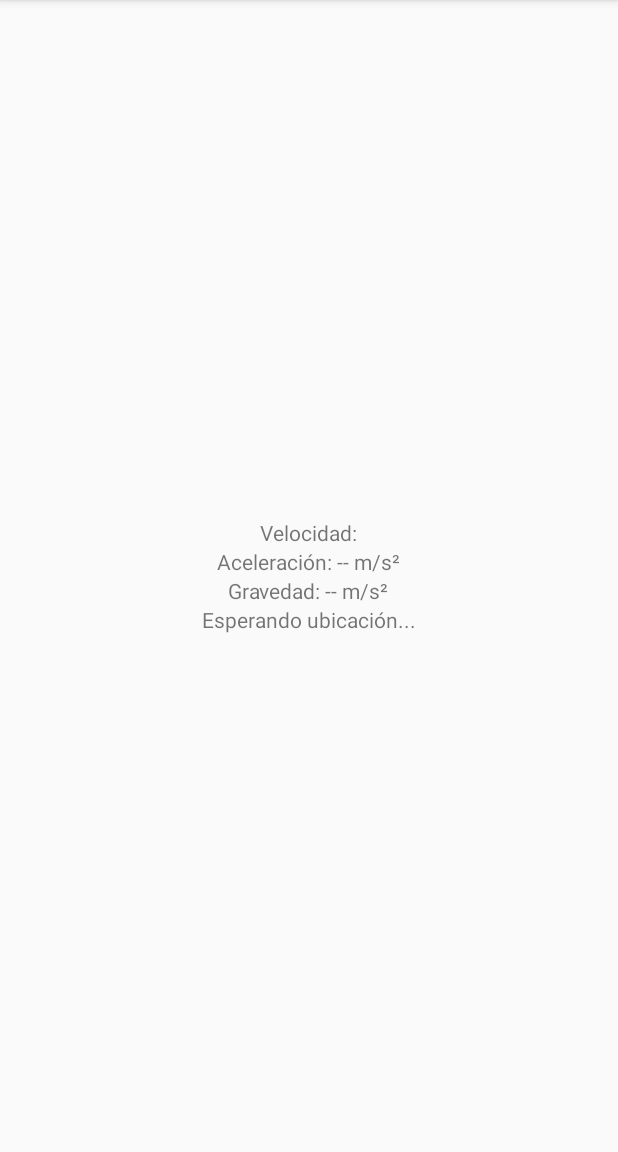
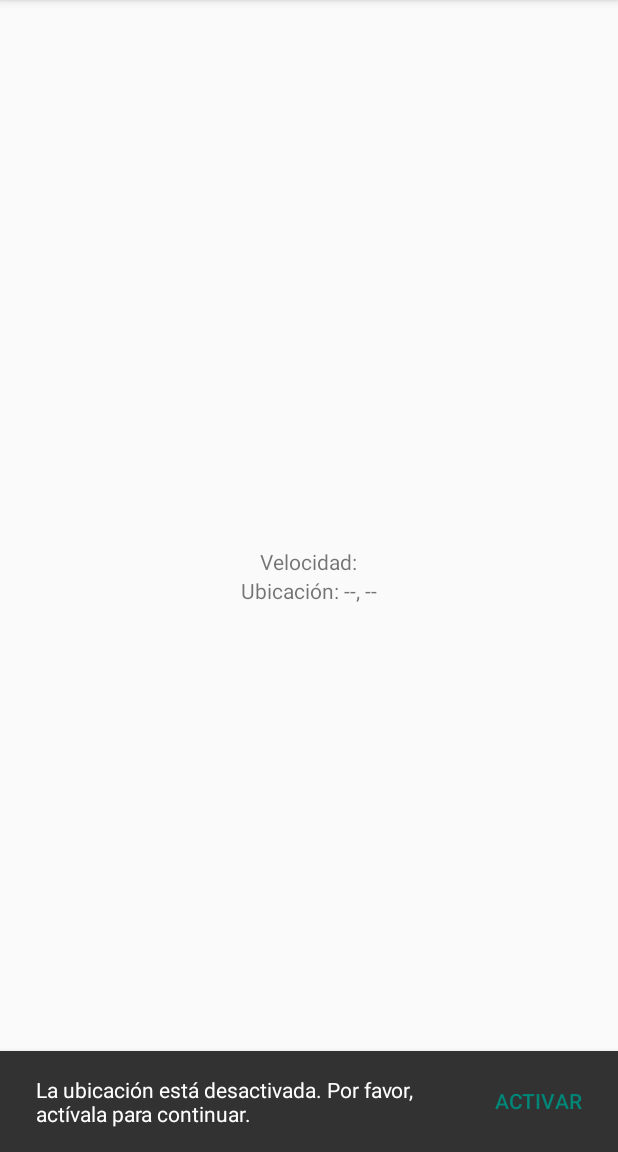
Before and after one commit to EvelynKovacs/DS-AutoAlert, an Android app: the first screen one second after launch (MainActivity), on a phone screen of 412 x 824 dp, the part 84-1236 px from its top. Run offline under Robolectric (Android 15) with nearby library versions, the phone set to English and light mode, and no system bars.

Commit message:
velocidad con GPS

```diff
--- a/app/build.gradle.kts
+++ b/app/build.gradle.kts
@@ -40,4 +40,7 @@ dependencies {
     testImplementation(libs.junit)
     androidTestImplementation(libs.ext.junit)
     androidTestImplementation(libs.espresso.core)
+
+    implementation("com.google.android.gms:play-services-location:21.0.1")
+
 }
--- a/app/src/main/java/com/example/autoalert/view/activities/MainActivity.java
+++ b/app/src/main/java/com/example/autoalert/view/activities/MainActivity.java
@@ -1,20 +1,25 @@
 package com.example.autoalert.view.activities;
+
 import android.Manifest;
+import android.content.Intent;
 import android.content.pm.PackageManager;
-import android.hardware.Sensor;
-import android.hardware.SensorEvent;
-import android.hardware.SensorEventListener;
-import android.hardware.SensorManager;
 import android.location.Location;
 import android.location.LocationListener;
 import android.location.LocationManager;
 import android.os.Bundle;
+import android.provider.Settings;
 import android.widget.TextView;
 import androidx.annotation.NonNull;
 import androidx.appcompat.app.AppCompatActivity;
 import androidx.core.app.ActivityCompat;
-
 import com.example.autoalert.R;
+import com.google.android.gms.location.LocationRequest;
+import com.google.android.gms.location.LocationServices;
+import com.google.android.gms.location.LocationSettingsRequest;
+import com.google.android.gms.location.LocationSettingsResponse;
+import com.google.android.gms.tasks.Task;
+import com.google.android.material.snackbar.Snackbar;
+import com.google.android.gms.common.api.ResolvableApiException;
 
 public class MainActivity extends AppCompatActivity {
 
@@ -22,11 +27,10 @@ public class MainActivity extends AppCompatActivity {
     private TextView tvAcceleration;
     private TextView tvGravity;
     private TextView tvLocation;
-    private SensorManager sensorManager;
-    private Sensor accelerometerSensor;
     private LocationManager locationManager;
-    private float[] gravity = new float[3];
-    private float[] linearAcceleration = new float[3];
+
+    private static final int REQUEST_LOCATION_PERMISSION = 1;
+    private static final int REQUEST_CHECK_SETTINGS = 2;
 
     @Override
     protected void onCreate(Bundle savedInstanceState) {
@@ -34,57 +38,56 @@ public class MainActivity extends AppCompatActivity {
         setContentView(R.layout.activity_main);
 
         tvSpeed = findViewById(R.id.tv_speed);
-        tvAcceleration = findViewById(R.id.tv_acceleration);
-        tvGravity = findViewById(R.id.tv_gravity);
+
         tvLocation = findViewById(R.id.tv_location);
 
-        sensorManager = (SensorManager) getSystemService(SENSOR_SERVICE);
-        accelerometerSensor = sensorManager.getDefaultSensor(Sensor.TYPE_ACCELEROMETER);
         locationManager = (LocationManager) getSystemService(LOCATION_SERVICE);
 
-        // Verificar permisos
+        // Verificar permisos y ubicación
+        checkLocationPermissions();
+        checkLocationSettings();
+    }
+
+    private void checkLocationPermissions() {
         if (ActivityCompat.checkSelfPermission(this, Manifest.permission.ACCESS_FINE_LOCATION) != PackageManager.PERMISSION_GRANTED
                 && ActivityCompat.checkSelfPermission(this, Manifest.permission.ACCESS_COARSE_LOCATION) != PackageManager.PERMISSION_GRANTED) {
-            ActivityCompat.requestPermissions(this, new String[]{Manifest.permission.ACCESS_FINE_LOCATION}, 1);
-            return;
-        }
-
-        // Registrar los escuchadores
-        sensorManager.registerListener(accelerometerListener, accelerometerSensor, SensorManager.SENSOR_DELAY_NORMAL);
-        locationManager.requestLocationUpdates(LocationManager.GPS_PROVIDER, 1000, 1, locationListener); // Actualización cada segundo y cada metro
-
-        // Obtener la última ubicación conocida
-        Location lastKnownLocation = locationManager.getLastKnownLocation(LocationManager.GPS_PROVIDER);
-        if (lastKnownLocation != null) {
-            updateLocation(lastKnownLocation);
-        } else {
-            tvLocation.setText("Esperando ubicación...");
+            ActivityCompat.requestPermissions(this, new String[]{Manifest.permission.ACCESS_FINE_LOCATION}, REQUEST_LOCATION_PERMISSION);
         }
     }
 
-    private final SensorEventListener accelerometerListener = new SensorEventListener() {
-        @Override
-        public void onSensorChanged(SensorEvent event) {
-            final float alpha = 0.8f;
-            gravity[0] = alpha * gravity[0] + (1 - alpha) * event.values[0];
-            gravity[1] = alpha * gravity[1] + (1 - alpha) * event.values[1];
-            gravity[2] = alpha * gravity[2] + (1 - alpha) * event.values[2];
+    private void checkLocationSettings() {
+        LocationRequest locationRequest = LocationRequest.create().setPriority(LocationRequest.PRIORITY_HIGH_ACCURACY);
 
-            linearAcceleration[0] = event.values[0] - gravity[0];
-            linearAcceleration[1] = event.values[1] - gravity[1];
-            linearAcceleration[2] = event.values[2] - gravity[2];
+        LocationSettingsRequest.Builder builder = new LocationSettingsRequest.Builder().addLocationRequest(locationRequest);
 
-            tvAcceleration.setText(String.format("Aceleración: %.2f m/s²", Math.sqrt(linearAcceleration[0] * linearAcceleration[0] +
-                    linearAcceleration[1] * linearAcceleration[1] +
-                    linearAcceleration[2] * linearAcceleration[2])));
-            tvGravity.setText(String.format("Gravedad: %.2f m/s²", Math.sqrt(gravity[0] * gravity[0] +
-                    gravity[1] * gravity[1] +
-                    gravity[2] * gravity[2])));
-        }
+        Task<LocationSettingsResponse> task = LocationServices.getSettingsClient(this).checkLocationSettings(builder.build());
 
-        @Override
-        public void onAccuracyChanged(Sensor sensor, int accuracy) {}
-    };
+        task.addOnSuccessListener(this, locationSettingsResponse -> {
+            // Si la configuración de ubicación es correcta, podemos continuar
+            if (ActivityCompat.checkSelfPermission(this, Manifest.permission.ACCESS_FINE_LOCATION) == PackageManager.PERMISSION_GRANTED) {
+                locationManager.requestLocationUpdates(LocationManager.GPS_PROVIDER, 1000, 1, locationListener);
+            }
+        });
+
+        task.addOnFailureListener(this, e -> {
+            if (e instanceof ResolvableApiException) {
+                // La configuración de ubicación no está habilitada, solicita al usuario activarla
+                try {
+                    ResolvableApiException resolvable = (ResolvableApiException) e;
+                    resolvable.startResolutionForResult(MainActivity.this, REQUEST_CHECK_SETTINGS);
+                } catch (Exception ex) {
+                    ex.printStackTrace();
+                }
+            } else {
+                // Mostrar un mensaje al usuario indicando que debe activar la ubicación
+                Snackbar.make(findViewById(android.R.id.content), "La ubicación está desactivada. Por favor, actívala para continuar.", Snackbar.LENGTH_LONG)
+                        .setAction("Activar", view -> {
+                            Intent intent = new Intent(Settings.ACTION_LOCATION_SOURCE_SETTINGS);
+                            startActivity(intent);
+                        }).show();
+            }
+        });
+    }
 
     private final LocationListener locationListener = new LocationListener() {
         @Override
@@ -104,17 +107,17 @@ public class MainActivity extends AppCompatActivity {
 
     private void updateLocation(Location location) {
         float speed = location.getSpeed(); // Velocidad en metros por segundo
+        double speedKmh = speed * 3.6; // Convertir a kilómetros por hora
         double latitude = location.getLatitude();
         double longitude = location.getLongitude();
 
-        tvSpeed.setText(String.format("Velocidad: %.2f m/s", speed));
+        tvSpeed.setText(String.format("Velocidad: %.2f km/h", speedKmh));
         tvLocation.setText(String.format("Ubicación: %.6f, %.6f", latitude, longitude));
     }
 
     @Override
     protected void onPause() {
         super.onPause();
-        sensorManager.unregisterListener(accelerometerListener);
         if (ActivityCompat.checkSelfPermission(this, Manifest.permission.ACCESS_FINE_LOCATION) == PackageManager.PERMISSION_GRANTED) {
             locationManager.removeUpdates(locationListener);
         }
@@ -123,27 +126,27 @@ public class MainActivity extends AppCompatActivity {
     @Override
     protected void onResume() {
         super.onResume();
+        checkLocationSettings();  // Revisa la configuración al reanudar la app
         if (ActivityCompat.checkSelfPermission(this, Manifest.permission.ACCESS_FINE_LOCATION) == PackageManager.PERMISSION_GRANTED) {
             locationManager.requestLocationUpdates(LocationManager.GPS_PROVIDER, 1000, 1, locationListener);
         }
-        sensorManager.registerListener(accelerometerListener, accelerometerSensor, SensorManager.SENSOR_DELAY_NORMAL);
     }
 
     @Override
     public void onRequestPermissionsResult(int requestCode, @NonNull String[] permissions, @NonNull int[] grantResults) {
         super.onRequestPermissionsResult(requestCode, permissions, grantResults);
-        if (requestCode == 1) {
+        if (requestCode == REQUEST_LOCATION_PERMISSION) {
             if (grantResults.length > 0 && grantResults[0] == PackageManager.PERMISSION_GRANTED) {
-                if (ActivityCompat.checkSelfPermission(this, Manifest.permission.ACCESS_FINE_LOCATION) == PackageManager.PERMISSION_GRANTED) {
-                    locationManager.requestLocationUpdates(LocationManager.GPS_PROVIDER, 1000, 1, locationListener);
-                    Location lastKnownLocation = locationManager.getLastKnownLocation(LocationManager.GPS_PROVIDER);
-                    if (lastKnownLocation != null) {
-                        updateLocation(lastKnownLocation);
-                    } else {
-                        tvLocation.setText("Esperando ubicación...");
-                    }
-                }
+                checkLocationSettings();
             }
         }
     }
+
+    @Override
+    protected void onActivityResult(int requestCode, int resultCode, Intent data) {
+        super.onActivityResult(requestCode, resultCode, data);
+        if (requestCode == REQUEST_CHECK_SETTINGS && resultCode == RESULT_OK) {
+            checkLocationSettings();
+        }
+    }
 }
--- a/app/src/main/res/layout/activity_main.xml
+++ b/app/src/main/res/layout/activity_main.xml
@@ -12,17 +12,6 @@
         android:layout_height="wrap_content"
         android:text="@string/speed_label" />
 
-    <TextView
-        android:id="@+id/tv_acceleration"
-        android:layout_width="wrap_content"
-        android:layout_height="wrap_content"
-        android:text="Aceleración: -- m/s²" />
-
-    <TextView
-        android:id="@+id/tv_gravity"
-        android:layout_width="wrap_content"
-        android:layout_height="wrap_content"
-        android:text="Gravedad: -- m/s²" />
 
     <TextView
         android:id="@+id/tv_location"
```
